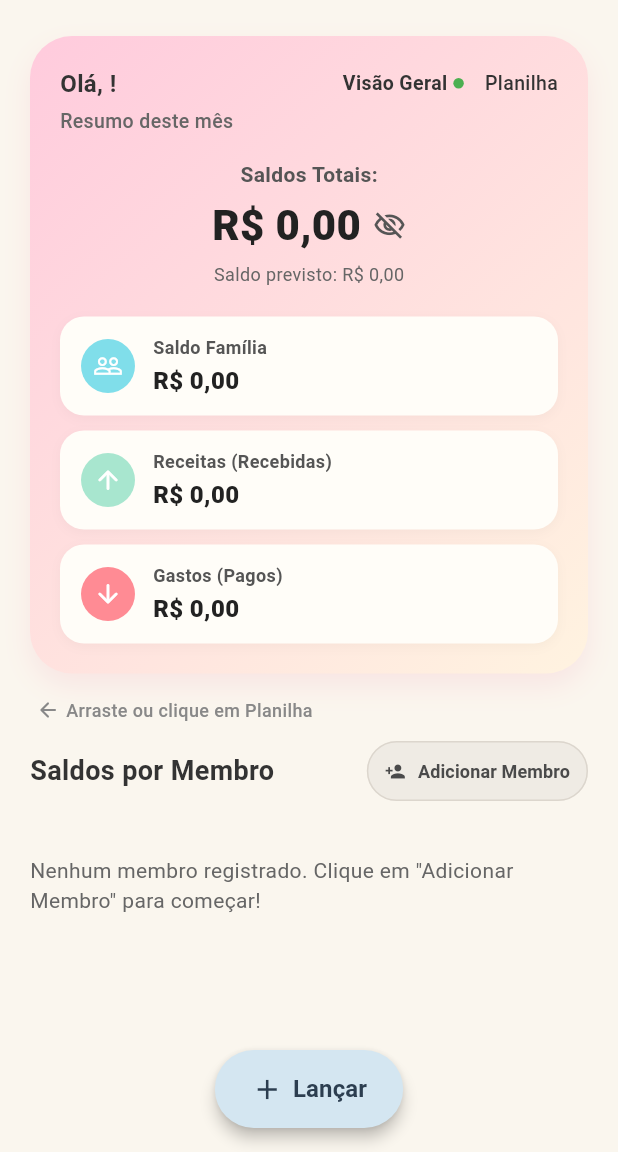
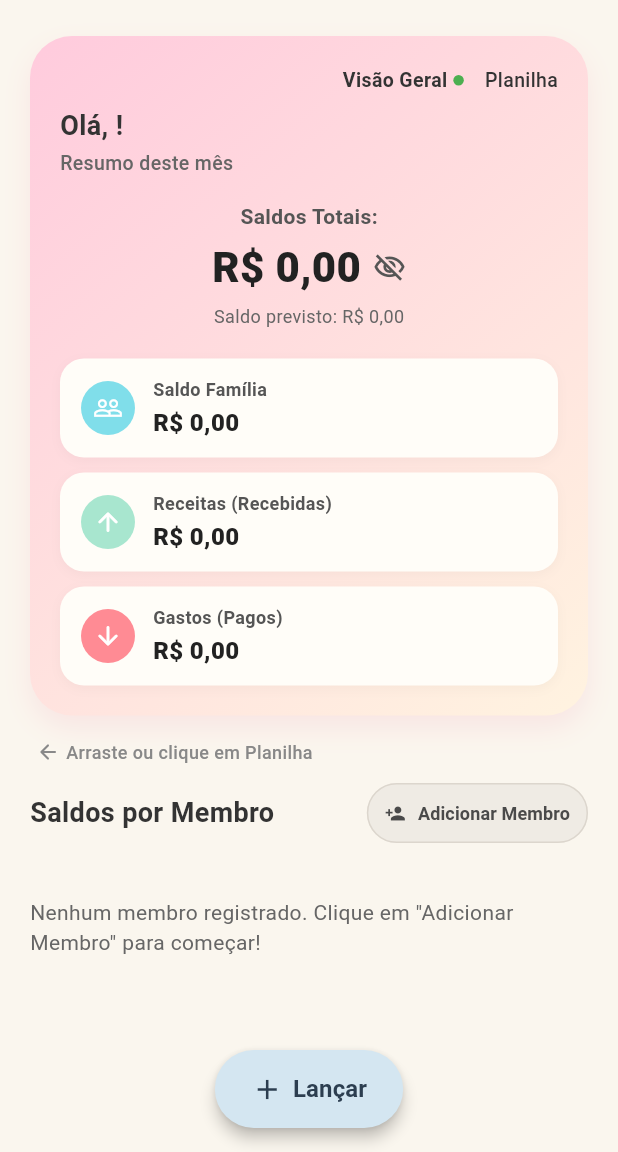
Before and after one commit to lucffernands07/gasto_familiar, a Flutter app: the screen it shows once a user with an empty profile is signed in, on a phone screen of 412 x 824 dp, the part 84-1236 px from its top. Run offline on Flutter 3.47's test engine with Material 3 defaults, Android fonts, the phone set to English and light mode, and no system bars; our stand-ins replace cloud_firestore, file_picker, firebase_auth, firebase_core, google_sign_in, image_picker and 1 more; missing offline and left inert: file_saver; accounts and stored records are empty.

Commit message:
Atualizar o hero_card.dart

```diff
--- a/lib/widgets/hero_card.dart
+++ b/lib/widgets/hero_card.dart
@@ -92,7 +92,6 @@ class _HeroCardState extends State<HeroCard> {
               }
             }
 
-            // O saldo total e previsto agora baseiam-se estritamente nas transações (sem misturar com saldo de membros)
             final saldoTotal = receitasEfetivas - gastosEfetivos;
             final saldoPrevio = receitasPrevias - gastosPrevios;
 
@@ -117,21 +116,9 @@ class _HeroCardState extends State<HeroCard> {
               child: Column(
                 crossAxisAlignment: CrossAxisAlignment.start,
                 children: [
+                  // 1. Linha Superior: Visão Geral e Planilha alinhados à direita
                   Row(
-                    mainAxisAlignment: MainAxisAlignment.spaceBetween,
-                    children: [
-                      Expanded(
-                        child: Text(
-                          'Olá, $_greetingName!',
-                          style: const TextStyle(
-                            fontSize: 16,
-                            fontWeight: FontWeight.bold,
-                            color: Color(0xFF333333),
-                          ),
-                          overflow: TextOverflow.ellipsis,
-                        ),
-                      ),
-                      Row(
+                    mainAxisAlignment: MainAxisAlignment.end,
                     children: [
                       GestureDetector(
                         onTap: () => widget.onAbaChanged('visao_geral'),
@@ -188,9 +175,22 @@ class _HeroCardState extends State<HeroCard> {
                       ),
                     ],
                   ),
-                    ],
+                  const SizedBox(height: 8),
+
+                  // 2. Linha de Baixo: Saudação com o nome completo (sem esmagar)
+                  Text(
+                    'Olá, $_greetingName!',
+                    style: const TextStyle(
+                      fontSize: 18,
+                      fontWeight: FontWeight.bold,
+                      color: Color(0xFF333333),
                     ),
-                  const SizedBox(height: 4),
+                    maxLines: 2,
+                    overflow: TextOverflow.ellipsis,
+                  ),
+                  const SizedBox(height: 2),
+
+                  // 3. Subtítulo
                   const Text(
                     'Resumo deste mês',
                     style: TextStyle(
```
Lines whose indentation alone changed are shown as unchanged.
